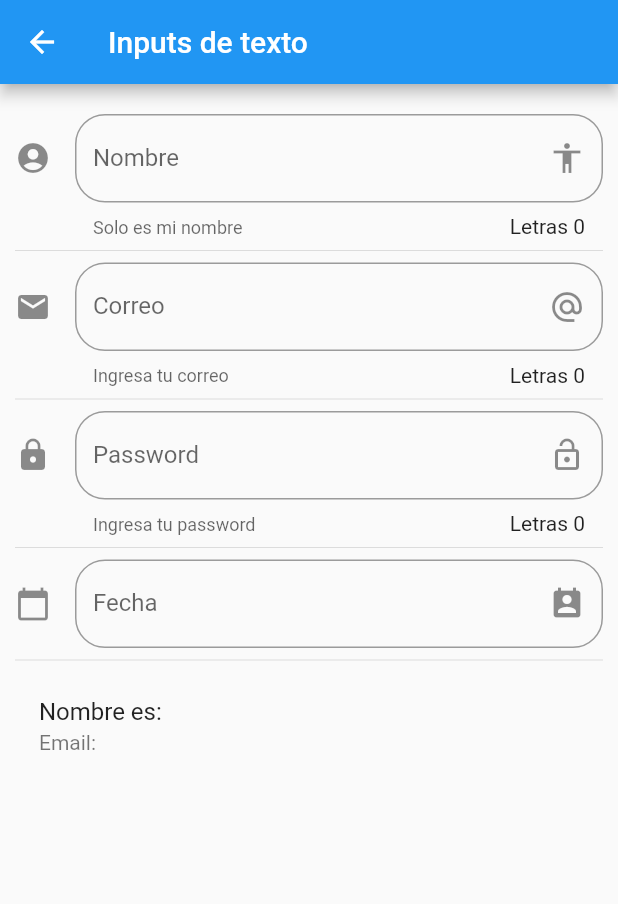
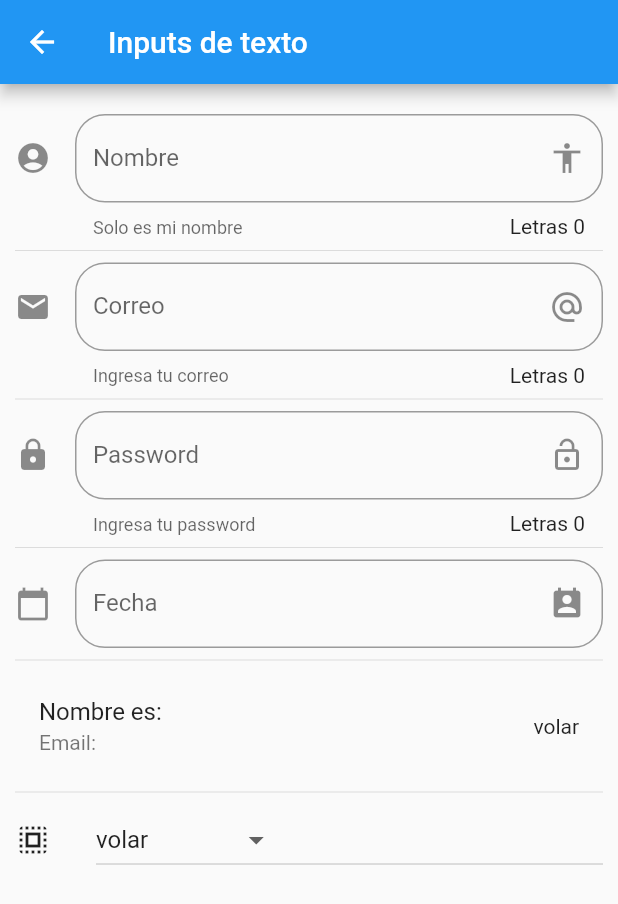
Before and after one commit to Jorgelg13/Componentes, a Flutter app: the InputPage screen opened by its route, on a phone screen of 412 x 824 dp. Shown: the top 904 px of the screen. Run offline on Flutter 3.47's test engine with Material 2 defaults, Android fonts, the phone set to English and light mode, and no system bars.

```diff
--- a/lib/src/pages/input_page.dart
+++ b/lib/src/pages/input_page.dart
@@ -6,10 +6,11 @@ class InputPage extends StatefulWidget {
 }
 
 class _InputPageState extends State<InputPage> {
-
   String _nombre = "";
   String _email = "";
-  String _fecha ="";
+  String _fecha = "";
+  String _opcionSeleccionada = "volar";
+  List<String> _poderes = ['volar', 'Rayos X', 'Super Aliento', 'Super Fuerza'];
   TextEditingController _inputFieldDate = new TextEditingController();
 
   @override
@@ -30,6 +31,8 @@ class _InputPageState extends State<InputPage> {
           _crearFecha(context),
           Divider(),
           _crearPersona(),
+          Divider(),
+          _crearDropdown(),
         ],
       ),
     );
@@ -78,6 +81,7 @@ class _InputPageState extends State<InputPage> {
     return ListTile(
       title: Text('Nombre es: $_nombre'),
       subtitle: Text('Email: $_email'),
+      trailing: Text(_opcionSeleccionada),
     );
   }
 
@@ -110,27 +114,59 @@ class _InputPageState extends State<InputPage> {
           labelText: 'Fecha',
           suffixIcon: Icon(Icons.perm_contact_calendar),
           icon: Icon(Icons.calendar_today)),
-          onTap: (){
+      onTap: () {
         FocusScope.of(context).requestFocus(new FocusNode());
         _selectDate(context);
       },
     );
   }
 
-  _selectDate(BuildContext context) async{
+  _selectDate(BuildContext context) async {
     DateTime picked = await showDatePicker(
         context: context,
         initialDate: new DateTime.now(),
         firstDate: new DateTime(2018),
         lastDate: new DateTime(2025),
-      locale: Locale('es', 'ES')
-    );
+        locale: Locale('es', 'ES'));
 
-    if(picked != null){
+    if (picked != null) {
       setState(() {
         _fecha = picked.toString();
         _inputFieldDate.text = _fecha;
       });
     }
   }
+
+  List<DropdownMenuItem<String>> getOpciones() {
+    List<DropdownMenuItem<String>> lista = new List();
+    _poderes.forEach((poder) {
+      lista.add(DropdownMenuItem(
+        child: Text(poder),
+        value: poder,
+      ));
+    });
+
+    return lista;
   }
+
+  Widget _crearDropdown() {
+    return Row(
+      children: <Widget>[
+        Icon(Icons.select_all),
+        SizedBox(width: 30.0),
+        Expanded(
+          child: DropdownButton(
+            value: _opcionSeleccionada,
+            items: getOpciones(),
+            onChanged: (opt) {
+              print(opt);
+              setState(() {
+                _opcionSeleccionada = opt;
+              });
+            },
+          ),
+        )
+      ],
+    );
+  }
+}
--- a/lib/src/routes/routes.dart
+++ b/lib/src/routes/routes.dart
@@ -1,11 +1,12 @@
 import 'package:componentes/src/pages/input_page.dart';
+import 'package:componentes/src/pages/slider_page.dart';
 import 'package:flutter/material.dart';
 import 'package:componentes/src/pages/alert_page.dart';
 import 'package:componentes/src/pages/avatar.dart';
 import 'package:componentes/src/pages/home_page.dart';
 import 'package:componentes/src/pages/card_page.dart';
 import 'package:componentes/src/pages/animated_page.dart';
-
+import 'package:componentes/src/pages/Listview_page.dart';
 
 Map<String, WidgetBuilder> getApplicationsRoutes(){
     return <String, WidgetBuilder>{
@@ -15,5 +16,7 @@ Map<String, WidgetBuilder> getApplicationsRoutes(){
           'card':(BuildContext context) => CardPage(),
           'animatedContainer': (BuildContext context) => AnimatedContainerPage(),
           'inputs': (BuildContext context) => InputPage(),
+          'slider':(BuildContext context) => SliderPage(),
+          'list': (BuildContext context) => ListaPage(),
   };
 }
--- a/lib/src/utils/icono_util.dart
+++ b/lib/src/utils/icono_util.dart
@@ -6,6 +6,8 @@ final _icons = <String , IconData> {
   'folder_open': Icons.folder_open,
   'donut_large': Icons.donut_large,
   'input': Icons.input,
+  'tune':Icons.tune,
+  'list': Icons.list,
 };
 
 Icon getIcon(String nombreIcono){
```
Also changed, not shown: data/menu.json (+10 -0 lines), lib/src/pages/Listview_page.dart (added, +117 -0 lines), lib/src/pages/slider_page.dart (added, +89 -0 lines), assets/ironman.png (added). Lines whose indentation alone changed are shown as unchanged.
